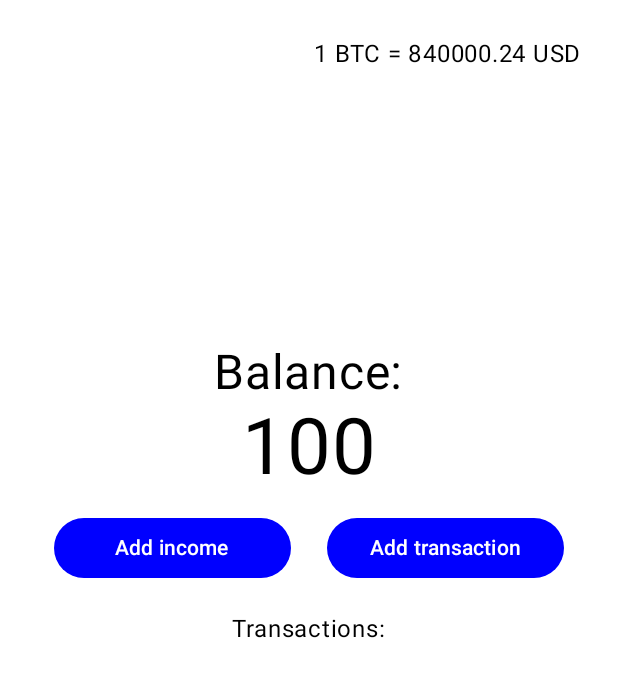
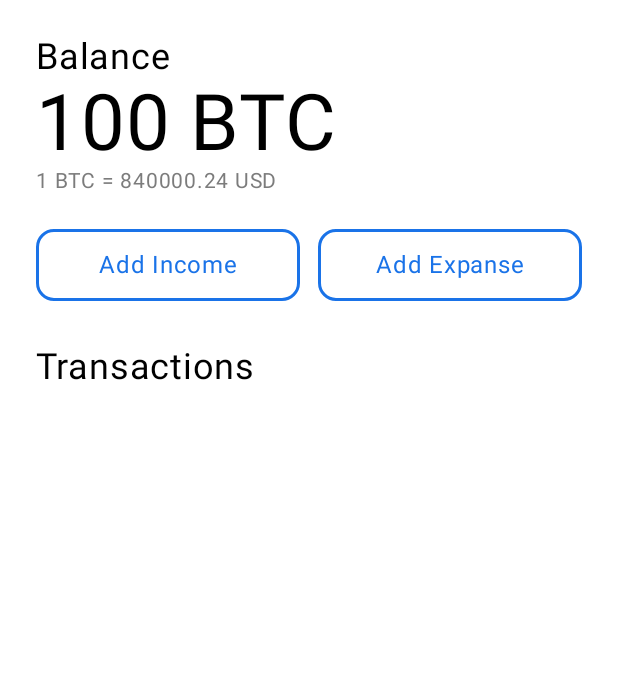
Before and after one commit to irockk/nebula_test, an Android app built with Jetpack Compose: the @Preview function HomeScreenPreview, on a phone screen of 412 x 824 dp. Shown: the top 677 px of the screen. Run offline under Robolectric (Android 15) with nearby library versions, the phone set to English and light mode, and no system bars; our stand-ins replace paging; 2 statements that could not run were skipped.

Commit message:
Add more expanse categories. Update home screen ui. Add more typography.

```diff
--- a/app/build.gradle.kts
+++ b/app/build.gradle.kts
@@ -66,6 +66,7 @@ dependencies {
     implementation(libs.androidx.ui.tooling.preview)
     implementation(libs.androidx.navigation)
     implementation(libs.androidx.material3)
+    implementation(libs.androidx.material.icons)
 
     implementation(libs.datastore.datastore)
 
--- a/app/src/main/java/com/example/nebulatest/core/MathUtil.kt
+++ b/app/src/main/java/com/example/nebulatest/core/MathUtil.kt
@@ -2,7 +2,7 @@ package com.example.nebulatest.core
 
 import java.text.DecimalFormat
 
-fun formatDouble(value: Double): String {
+fun formatDoubleToString(value: Double): String {
     val df = DecimalFormat("#.##########")
     return df.format(value)
 }
--- a/app/src/main/java/com/example/nebulatest/features/home/presentation/HomeScreen.kt
+++ b/app/src/main/java/com/example/nebulatest/features/home/presentation/HomeScreen.kt
@@ -1,17 +1,17 @@
 package com.example.nebulatest.features.home.presentation
 
 import androidx.compose.foundation.background
-import androidx.compose.foundation.border
-import androidx.compose.foundation.layout.Arrangement
+import androidx.compose.foundation.layout.Box
 import androidx.compose.foundation.layout.Column
 import androidx.compose.foundation.layout.Row
 import androidx.compose.foundation.layout.Spacer
 import androidx.compose.foundation.layout.fillMaxSize
 import androidx.compose.foundation.layout.fillMaxWidth
+import androidx.compose.foundation.layout.height
 import androidx.compose.foundation.layout.padding
 import androidx.compose.foundation.layout.width
 import androidx.compose.foundation.lazy.LazyColumn
-import androidx.compose.foundation.lazy.items
+import androidx.compose.foundation.lazy.itemsIndexed
 import androidx.compose.foundation.shape.RoundedCornerShape
 import androidx.compose.material3.Text
 import androidx.compose.runtime.Composable
@@ -22,21 +22,20 @@ import androidx.compose.runtime.setValue
 import androidx.compose.ui.Alignment
 import androidx.compose.ui.Modifier
 import androidx.compose.ui.draw.clip
-import androidx.compose.ui.graphics.Color
 import androidx.compose.ui.res.stringResource
 import androidx.compose.ui.tooling.preview.Preview
-import androidx.compose.ui.unit.sp
 import androidx.paging.compose.collectAsLazyPagingItems
 import com.example.nebulatest.R
-import com.example.nebulatest.core.formatDouble
+import com.example.nebulatest.core.formatDoubleToString
 import com.example.nebulatest.core.formatLongToDate
-import com.example.nebulatest.core.formatLongToTime
-import com.example.nebulatest.features.transaction.domain.model.TransactionType
-import com.example.nebulatest.features.transaction.presentation.model.TransactionPresentationModel
+import com.example.nebulatest.features.transaction.presentation.components.TransactionItem
 import com.example.nebulatest.ui.components.IncomeDialog
 import com.example.nebulatest.ui.components.TransactionTextButton
+import com.example.nebulatest.ui.theme.BackgroundLight
+import com.example.nebulatest.ui.theme.BackgroundWhite
 import com.example.nebulatest.ui.theme.Dimens
 import com.example.nebulatest.ui.theme.NebulaTestTheme
+import com.example.nebulatest.ui.theme.Typography
 
 @Composable
 fun HomeScreen(
@@ -55,59 +54,54 @@ fun HomeScreen(
     Column(
         modifier = Modifier
             .fillMaxSize()
-            .padding(Dimens.screenPadding),
-        horizontalAlignment = Alignment.CenterHorizontally
+            .padding(Dimens.screenPadding)
     ) {
-
-        uiState.exchangeRate?.let { exchangeRate ->
-            Row(
-                modifier = Modifier.fillMaxWidth(),
-                horizontalArrangement = Arrangement.End
-            ) {
-                Text(
-                    text = stringResource(
-                        R.string.btc_to_usd_exchange_rate_text,
-                        exchangeRate
-                    )
-                )
-            }
-        }
-
-        Spacer(Modifier.weight(1f))
-
         Text(
             text = stringResource(R.string.balance_title),
-            fontSize = 32.sp
+            style = Typography.titleMedium
         )
 
         Text(
-            text = formatDouble(uiState.balance),
-            fontSize = 52.sp
+            text = stringResource(
+                R.string.amount_in_btc,
+                formatDoubleToString(uiState.balance)
+            ),
+            style = Typography.titleLarge
         )
+
+        uiState.exchangeRate?.let { exchangeRate ->
+            Text(
+                text = stringResource(R.string.btc_to_usd_exchange_rate_text, exchangeRate),
+                style = Typography.labelSmall
+            )
+        }
+
+        Spacer(Modifier.height(Dimens.paddingBig))
 
         Row(
             verticalAlignment = Alignment.CenterVertically
         ) {
             TransactionTextButton(
-                modifier = Modifier
-                    .weight(1f)
-                    .padding(Dimens.paddingMedium),
+                modifier = Modifier.weight(1f),
                 text = stringResource(R.string.home_add_income_button_text),
                 onClick = { isIncomeDialogVisible = true }
             )
 
+            Spacer(Modifier.width(Dimens.paddingMedium))
+
             TransactionTextButton(
-                modifier = Modifier
-                    .weight(1f)
-                    .padding(Dimens.paddingMedium),
+                modifier = Modifier.weight(1f),
                 text = stringResource(R.string.home_add_transaction_button_text),
                 onClick = goToTransaction
             )
         }
 
+        Spacer(Modifier.height(Dimens.paddingBig))
+
         Text(
             modifier = Modifier.padding(vertical = Dimens.paddingSmall),
-            text = "Transactions:"
+            text = stringResource(R.string.home_transactions),
+            style = Typography.titleMedium
         )
 
         val transactions = uiState.transactions.collectAsLazyPagingItems()
@@ -116,60 +110,41 @@ fun HomeScreen(
             formatLongToDate(transaction.timestamp)
         }
 
-        LazyColumn(modifier = Modifier.weight(2f)) {
+        LazyColumn(
+            modifier = Modifier
+                .weight(2f)
+                .clip(RoundedCornerShape(Dimens.cornerRadius))
+                .background(BackgroundWhite)
+                .padding(Dimens.paddingMedium)
+        ) {
             groupedTransactions.forEach { (date, transactionsForDate) ->
                 item {
                     Text(
                         modifier = Modifier.padding(top = Dimens.paddingExtraSmall),
-                        text = date
+                        text = date,
+                        style = Typography.bodyMedium
                     )
                 }
 
-                items(transactionsForDate) { transaction ->
+                itemsIndexed(transactionsForDate) { index, transaction ->
                     TransactionItem(
                         modifier = Modifier
                             .fillMaxWidth()
                             .padding(vertical = Dimens.paddingExtraSmall),
                         transaction = transaction
                     )
+
+                    if (index < transactionsForDate.size - 1) {
+                        Box(
+                            modifier = Modifier
+                                .height(Dimens.borderWidth)
+                                .fillMaxWidth()
+                                .background(BackgroundLight)
+                        )
+                    }
                 }
             }
         }
-    }
-}
-
-@Composable
-private fun TransactionItem(
-    modifier: Modifier = Modifier,
-    transaction: TransactionPresentationModel
-) {
-    Row(
-        modifier = modifier
-            .border(Dimens.borderWidth, Color.DarkGray, RoundedCornerShape(Dimens.cornerRadius))
-            .clip(RoundedCornerShape(Dimens.cornerRadius))
-            .background(
-                (if (transaction.transactionType == TransactionType.INCOME) Color.Green else Color.Red).copy(
-                    0.1f
-                )
-            )
-            .padding(Dimens.paddingMedium)
-    ) {
-        Text(
-            text = formatLongToTime(transaction.timestamp),
-            color = Color.Gray,
-            fontSize = 12.sp,
-        )
-
-        Spacer(Modifier.width(Dimens.paddingMedium))
-
-        Text(
-            text = transaction.category?.name ?: stringResource(R.string.income_text),
-            fontSize = 16.sp
-        )
-
-        Spacer(Modifier.weight(1f))
-
-        Text(text = formatDouble(transaction.amount))
     }
 }
 
@@ -178,9 +153,7 @@ private fun TransactionItem(
 fun HomeScreenPreview() {
     NebulaTestTheme {
         HomeScreen(
-            uiState = HomeState(
-                balance = 100.0, exchangeRate = 840000.24
-            ),
+            uiState = HomeState(balance = 100.0, exchangeRate = 840000.24),
             goToTransaction = {},
             addIncome = {}
         )
--- a/app/src/main/java/com/example/nebulatest/ui/components/TransactionTextButton.kt
+++ b/app/src/main/java/com/example/nebulatest/ui/components/TransactionTextButton.kt
@@ -1,11 +1,17 @@
 package com.example.nebulatest.ui.components
 
+import androidx.compose.foundation.border
+import androidx.compose.foundation.shape.RoundedCornerShape
 import androidx.compose.material3.ButtonDefaults
 import androidx.compose.material3.Text
 import androidx.compose.material3.TextButton
 import androidx.compose.runtime.Composable
 import androidx.compose.ui.Modifier
 import androidx.compose.ui.graphics.Color
+import androidx.compose.ui.tooling.preview.Preview
+import com.example.nebulatest.ui.theme.Dimens
+import com.example.nebulatest.ui.theme.PrimaryBlue
+import com.example.nebulatest.ui.theme.Typography
 
 @Composable
 fun TransactionTextButton(
@@ -14,13 +20,30 @@ fun TransactionTextButton(
     onClick: () -> Unit
 ) {
     TextButton(
-        modifier = modifier,
+        modifier = modifier.border(
+            Dimens.borderWidth,
+            PrimaryBlue,
+            RoundedCornerShape(Dimens.cornerRadius)
+        ),
+        shape = RoundedCornerShape(Dimens.cornerRadius),
         onClick = onClick,
         colors = ButtonDefaults.textButtonColors(
-            contentColor = Color.White,
-            containerColor = Color.Blue
+            contentColor = PrimaryBlue,
+            containerColor = Color.Transparent
         )
     ) {
-        Text(text = text)
+        Text(
+            text = text,
+            style = Typography.bodyMedium.copy(color = PrimaryBlue)
+        )
     }
 }
+
+@Preview
+@Composable
+fun TransactionTextButtonPreview() {
+    TransactionTextButton(
+        text = "Add Transaction",
+        onClick = {}
+    )
+}
--- a/app/src/main/java/com/example/nebulatest/ui/theme/Dimens.kt
+++ b/app/src/main/java/com/example/nebulatest/ui/theme/Dimens.kt
@@ -12,4 +12,6 @@ object Dimens {
     val paddingMedium = 12.dp
     val paddingSmall = 6.dp
     val paddingExtraSmall = 4.dp
+
+    val iconSize = 24.dp
 }
--- a/app/src/main/java/com/example/nebulatest/ui/theme/Theme.kt
+++ b/app/src/main/java/com/example/nebulatest/ui/theme/Theme.kt
@@ -8,18 +8,21 @@ import androidx.compose.material3.dynamicDarkColorScheme
 import androidx.compose.material3.dynamicLightColorScheme
 import androidx.compose.material3.lightColorScheme
 import androidx.compose.runtime.Composable
+import androidx.compose.ui.graphics.Color
 import androidx.compose.ui.platform.LocalContext
 
 private val DarkColorScheme = darkColorScheme(
     primary = Purple80,
     secondary = PurpleGrey80,
-    tertiary = Pink80
+    tertiary = Pink80,
+    background = BackgroundLight
 )
 
 private val LightColorScheme = lightColorScheme(
-    primary = Purple40,
+    primary = PrimaryBlue,
     secondary = PurpleGrey40,
-    tertiary = Pink40
+    tertiary = Pink40,
+    background = BackgroundLight
 
     /* Other default colors to override
     background = Color(0xFFFFFBFE),
@@ -35,16 +38,9 @@ private val LightColorScheme = lightColorScheme(
 @Composable
 fun NebulaTestTheme(
     darkTheme: Boolean = isSystemInDarkTheme(),
-    // Dynamic color is available on Android 12+
-    dynamicColor: Boolean = true,
     content: @Composable () -> Unit
 ) {
     val colorScheme = when {
-        dynamicColor && Build.VERSION.SDK_INT >= Build.VERSION_CODES.S -> {
-            val context = LocalContext.current
-            if (darkTheme) dynamicDarkColorScheme(context) else dynamicLightColorScheme(context)
-        }
-
         darkTheme -> DarkColorScheme
         else -> LightColorScheme
     }
--- a/app/src/main/res/values/strings.xml
+++ b/app/src/main/res/values/strings.xml
@@ -1,15 +1,25 @@
 <resources>
     <string name="app_name">nebula test</string>
-    <string name="home_add_transaction_button_text">Add transaction</string>
-    <string name="income_text">INCOME</string>
-    <string name="income_dialog_ok">Ok</string>
+    <string name="home_add_transaction_button_text">Add Expanse</string>
+    <string name="income_dialog_ok">OK</string>
     <string name="income_dialog_cancel">Cancel</string>
     <string name="income_dialog_title">Add Income</string>
     <string name="income_dialog_currency">BTC</string>
-    <string name="home_add_income_button_text">Add income</string>
+    <string name="home_add_income_button_text">Add Income</string>
     <string name="transaction_goback_button_text">goBack</string>
     <string name="transition_add_transition_button_text">Add transition</string>
     <string name="btc_to_usd_exchange_rate_text">1 BTC = %1$s USD</string>
-    <string name="balance_title">Balance:</string>
+    <string name="balance_title">Balance</string>
     <string name="default_error_snackbar_text">Something went wrong</string>
+
+    <string name="category_taxi">Taxi</string>
+    <string name="category_income">Income</string>
+    <string name="category_groceries">Groceries</string>
+    <string name="category_restaurant">Restaurant</string>
+    <string name="category_entertainment">Entertainment</string>
+    <string name="category_utilities">Utilities</string>
+    <string name="category_travel">Travel</string>
+    <string name="category_health">Health</string>
+    <string name="home_transactions">Transactions</string>
+    <string name="amount_in_btc">%1$s BTC</string>
 </resources>
--- a/gradle/libs.versions.toml
+++ b/gradle/libs.versions.toml
@@ -18,6 +18,7 @@ coroutinesVersion = "1.8.1"
 activityCompose = "1.10.1"
 composeBom = "2025.02.00"
 navigationVersion = "2.8.8"
+materialIconsVersion = "1.7.8"
 
 datastoreVersion = "1.1.3"
 
@@ -64,6 +65,7 @@ androidx-ui-tooling = { group = "androidx.compose.ui", name = "ui-tooling" }
 androidx-ui-tooling-preview = { group = "androidx.compose.ui", name = "ui-tooling-preview" }
 androidx-ui-test-manifest = { group = "androidx.compose.ui", name = "ui-test-manifest" }
 androidx-material3 = { group = "androidx.compose.material3", name = "material3" }
+androidx-material-icons = { group = "androidx.compose.material", name = "material-icons-extended", version.ref = "materialIconsVersion"  }
 
 datastore-datastore = { group = "androidx.datastore", name = "datastore-preferences", version.ref = "datastoreVersion" }
 
```
Also changed, not shown: app/src/main/java/com/example/nebulatest/features/transaction/domain/model/TransactionCategory.kt (+5 -3 lines), app/src/main/java/com/example/nebulatest/features/transaction/presentation/components/TransactionItem.kt (added, +94 -0 lines), app/src/main/java/com/example/nebulatest/features/transaction/presentation/model/TransactionCategoryPresentationModel.kt (added, +89 -0 lines), app/src/main/java/com/example/nebulatest/features/transaction/presentation/model/TransactionPresentationModel.kt (+3 -4 lines), app/src/main/java/com/example/nebulatest/ui/theme/Color.kt (+18 -0 lines), app/src/main/java/com/example/nebulatest/ui/theme/Type.kt (+30 -15 lines).
